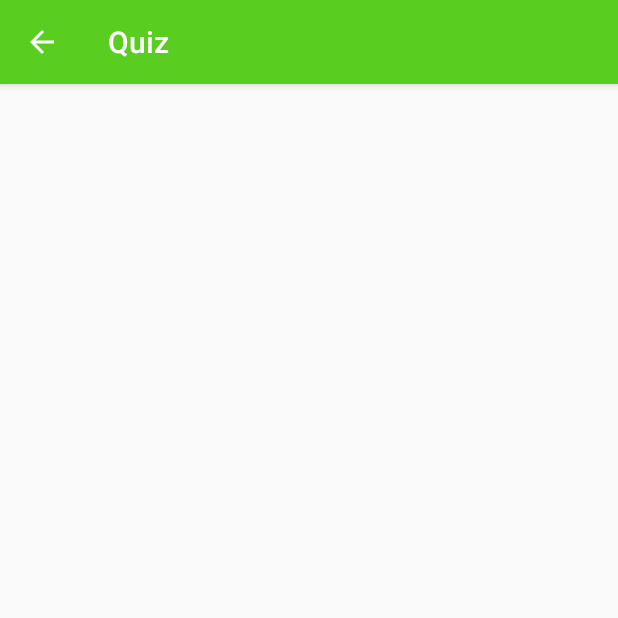
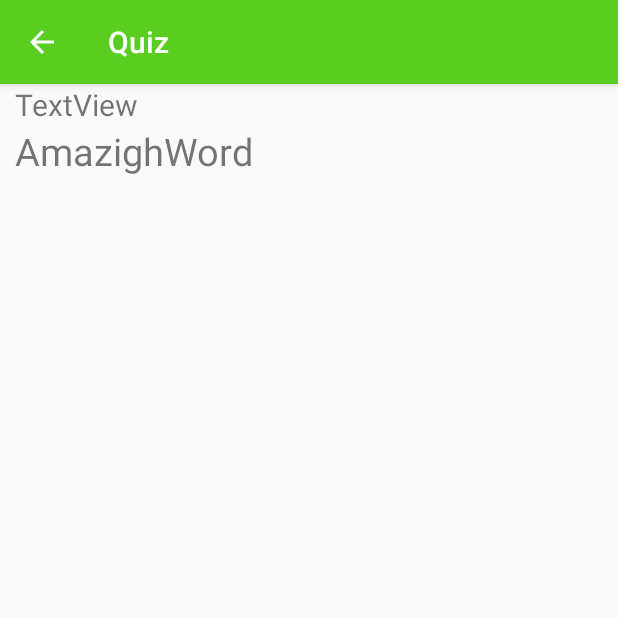
Before and after one commit to WendySegaar/Amazigh_app2, an Android app: the QuizActivity screen opened directly, with no data from a screen before it, on a phone screen of 412 x 824 dp, the top half of it. Run offline under Robolectric (Android 15) with nearby library versions, the phone set to English and light mode, and no system bars.

Commit message:
layouts quiz

```diff
--- a/app/src/main/res/layout/activity_quiz.xml
+++ b/app/src/main/res/layout/activity_quiz.xml
@@ -6,4 +6,36 @@
     android:layout_height="match_parent"
     tools:context=".QuizActivity">
 
+
+    <TextView
+        android:id="@+id/categorieNaam"
+        android:layout_width="wrap_content"
+        android:layout_height="wrap_content"
+        android:paddingLeft="10dp"
+        android:text="TextView"
+        android:textSize="20sp"
+        app:layout_constraintTop_toTopOf="parent"
+        tools:layout_editor_absoluteX="0dp" />
+
+    <TextView
+        android:id="@+id/AmazighWord"
+        android:layout_width="wrap_content"
+        android:layout_height="wrap_content"
+        android:paddingLeft="10dp"
+        android:text="AmazighWord"
+        android:textSize="25sp"
+        app:layout_constraintTop_toBottomOf="@+id/categorieNaam"
+        tools:layout_editor_absoluteX="0dp" />
+
+    <GridView
+        android:id="@+id/gridview"
+        android:layout_width="match_parent"
+        android:layout_height="wrap_content"
+        android:layout_marginTop="1dp"
+        android:horizontalSpacing="1dp"
+        android:numColumns="2"
+        android:verticalSpacing="1dp"
+        app:layout_constraintTop_toBottomOf="@id/AmazighWord"
+        tools:layout_editor_absoluteX="0dp"></GridView>
+
 </androidx.constraintlayout.widget.ConstraintLayout>
```
Also changed, not shown: app/src/main/res/layout/image_quiz_layout.xml (added, +29 -0 lines).
